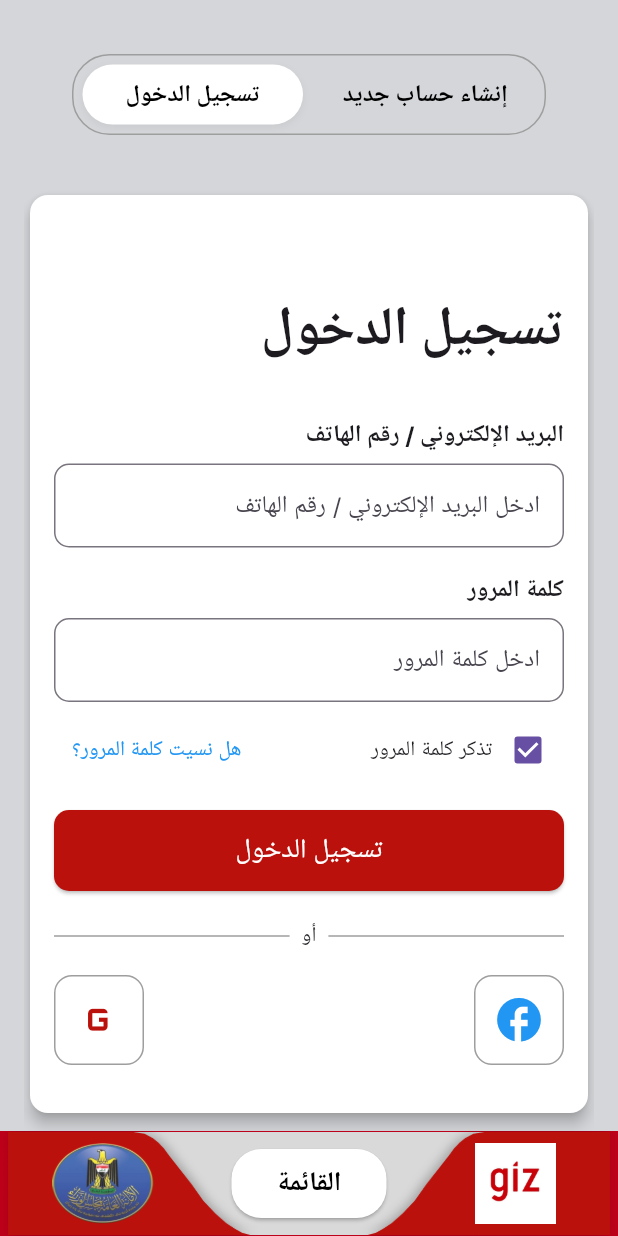
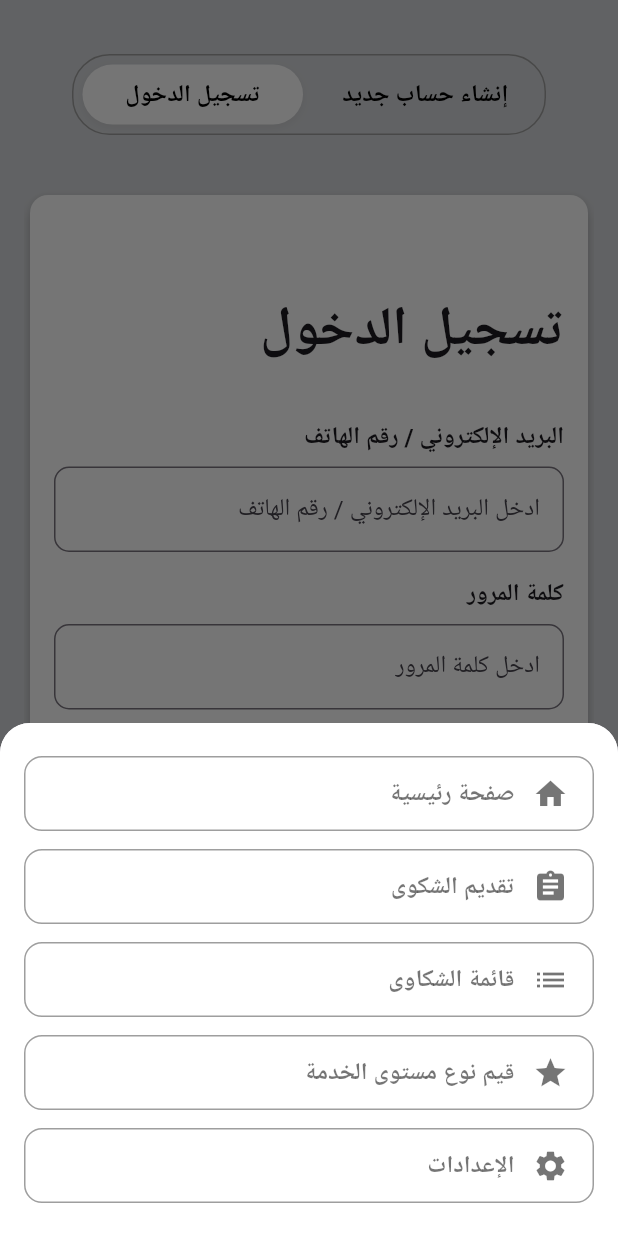
Before and after one commit to kziad551/Complatint-App, a Flutter app: the LoginPage screen opened directly, after a tap on "القائمة", on a phone screen of 412 x 824 dp. Run offline on Flutter 3.47's test engine with Material 3 defaults, Android fonts, the light colour scheme and no system bars; our stand-ins replace image_picker.

Commit message:
Bug fixes, add new pages

```diff
--- a/lib/screens/add_complaint_form.dart
+++ b/lib/screens/add_complaint_form.dart
@@ -1,4 +1,5 @@
 import 'package:flutter/material.dart';
+import '../widgets/footer_widget.dart';
 import 'complaint_list.dart'; // Import the ComplaintList page
 import 'package:image_picker/image_picker.dart';
 
@@ -139,6 +140,7 @@ class AddComplaintForm extends StatelessWidget {
             ),
           ),
         ),
+        bottomNavigationBar: const FooterWidget(currentPage: 'add_complaint_form'),
       ),
     );
   }
--- a/lib/screens/complaint_form.dart
+++ b/lib/screens/complaint_form.dart
@@ -1,5 +1,6 @@
 import 'package:flutter/material.dart';
-import 'complaint_form_cat.dart'; // Redirect to ComplaintFormCat
+import '../widgets/footer_widget.dart';
+import 'complaint_form_cat.dart';
 
 class ComplaintForm extends StatefulWidget {
   const ComplaintForm({Key? key}) : super(key: key);
@@ -144,6 +145,7 @@ class _ComplaintFormState extends State<ComplaintForm> {
             ),
           ),
         ),
+        bottomNavigationBar: const FooterWidget(currentPage: 'complaint_form'),
       ),
     );
   }
--- a/lib/screens/complaint_form_cat.dart
+++ b/lib/screens/complaint_form_cat.dart
@@ -1,4 +1,5 @@
 import 'package:flutter/material.dart';
+import '../widgets/footer_widget.dart';
 import 'add_complaint_form.dart';
 
 class ComplaintFormCat extends StatefulWidget {
@@ -99,6 +100,7 @@ class _ComplaintFormCatState extends State<ComplaintFormCat> {
             ),
           ),
         ),
+        bottomNavigationBar: const FooterWidget(currentPage: 'complaint_form_cat'),
       ),
     );
   }
--- a/lib/screens/login_page.dart
+++ b/lib/screens/login_page.dart
@@ -59,7 +59,7 @@ class _LoginPageState extends State<LoginPage> {
                 ),
               ),
               // Footer Widget
-              const FooterWidget(),
+              const FooterWidget(currentPage: 'login_page'),
             ],
           ),
         ),
--- a/lib/screens/reset_password_page.dart
+++ b/lib/screens/reset_password_page.dart
@@ -1,4 +1,5 @@
 import 'package:flutter/material.dart';
+import '../widgets/footer_widget.dart'; // Import FooterWidget
 
 class ResetPasswordPage extends StatefulWidget {
   const ResetPasswordPage({super.key});
@@ -165,6 +166,7 @@ class _ResetPasswordPageState extends State<ResetPasswordPage> {
             ),
           ),
         ),
+        bottomNavigationBar: const FooterWidget(currentPage: 'reset_password'),
       ),
     );
   }
--- a/lib/widgets/footer_widget.dart
+++ b/lib/widgets/footer_widget.dart
@@ -1,7 +1,10 @@
 import 'package:flutter/material.dart';
+import 'menu_widget.dart'; // Import the MenuWidget for the swipe-up menu
 
 class FooterWidget extends StatelessWidget {
-  const FooterWidget({super.key});
+  final String currentPage; // Add currentPage parameter to track active page
+
+  const FooterWidget({Key? key, required this.currentPage}) : super(key: key);
 
   @override
   Widget build(BuildContext context) {
@@ -12,10 +15,6 @@ class FooterWidget extends StatelessWidget {
           fit: BoxFit.cover,
         ),
         color: Color(0xFFBC0019),
-        // borderRadius: BorderRadius.only(
-        //   topLeft: Radius.circular(20),
-        //   topRight: Radius.circular(20),
-        // ),
       ),
       height: 70, // Adjust height as needed
       padding: const EdgeInsets.symmetric(vertical: 8, horizontal: 0),
@@ -28,7 +27,7 @@ class FooterWidget extends StatelessWidget {
             child: Container(
               alignment: Alignment.center,
               child: Image.asset(
-                'assets/images/logo_left.jpeg', // Ensure this logo exists
+                'assets/images/logo_left.jpeg',
                 height: 70, // Adjust logo size
               ),
             ),
@@ -41,7 +40,18 @@ class FooterWidget extends StatelessWidget {
               alignment: Alignment.center,
               child: ElevatedButton(
                 onPressed: () {
-                  // TODO: Handle button action
+                  // Show swipe-up menu
+                  showModalBottomSheet(
+                    context: context,
+                    shape: const RoundedRectangleBorder(
+                      borderRadius: BorderRadius.vertical(
+                        top: Radius.circular(20),
+                      ),
+                    ),
+                    builder: (BuildContext context) {
+                      return MenuWidget(currentPage: currentPage); // Pass currentPage
+                    },
+                  );
                 },
                 style: ElevatedButton.styleFrom(
                   backgroundColor: Colors.white, // Button background
@@ -70,7 +80,7 @@ class FooterWidget extends StatelessWidget {
             child: Container(
               alignment: Alignment.center,
               child: Image.asset(
-                'assets/images/app_logo.png', // Ensure this logo exists
+                'assets/images/app_logo.png',
                 height: 70, // Adjust logo size
               ),
             ),
--- /dev/null
+++ b/lib/widgets/menu_widget.dart
@@ -0,0 +1,120 @@
+import 'package:flutter/material.dart';
+import '../screens/home_page.dart';
+import '../screens/complaint_form.dart';
+import '../screens/complaint_list.dart';
+
+class MenuWidget extends StatelessWidget {
+  final String currentPage;
+
+  const MenuWidget({Key? key, required this.currentPage}) : super(key: key);
+
+  @override
+  Widget build(BuildContext context) {
+    return Container(
+      padding: const EdgeInsets.all(16.0),
+      decoration: const BoxDecoration(
+        color: Colors.white,
+        borderRadius: BorderRadius.vertical(
+          top: Radius.circular(20),
+        ),
+      ),
+      child: Column(
+        mainAxisSize: MainAxisSize.min, // Adjust height dynamically
+        children: [
+          _buildMenuRow(
+            context,
+            icon: Icons.home,
+            text: 'صفحة رئيسية',
+            isActive: currentPage == 'home_page',
+            onTap: () {
+              Navigator.pushReplacement(
+                context,
+                MaterialPageRoute(builder: (context) => const HomePage()),
+              );
+            },
+          ),
+          _buildMenuRow(
+            context,
+            icon: Icons.assignment,
+            text: 'تقديم الشكوى',
+            isActive: currentPage == 'complaint_form',
+            onTap: () {
+              Navigator.pushReplacement(
+                context,
+                MaterialPageRoute(builder: (context) => const ComplaintForm()),
+              );
+            },
+          ),
+          _buildMenuRow(
+            context,
+            icon: Icons.list,
+            text: 'قائمة الشكاوى',
+            isActive: currentPage == 'complaint_list',
+            onTap: () {
+              Navigator.pushReplacement(
+                context,
+                MaterialPageRoute(builder: (context) => const ComplaintList()),
+              );
+            },
+          ),
+          _buildMenuRow(
+            context,
+            icon: Icons.star,
+            text: 'قيم نوع مستوى الخدمة',
+            isActive: currentPage == 'rate_service',
+            onTap: () {
+              // TODO: Navigate to rating page
+            },
+          ),
+          _buildMenuRow(
+            context,
+            icon: Icons.settings,
+            text: 'الإعدادات',
+            isActive: currentPage == 'settings',
+            onTap: () {
+              // TODO: Navigate to settings page
+            },
+          ),
+        ],
+      ),
+    );
+  }
+
+  Widget _buildMenuRow(BuildContext context,
+      {required IconData icon,
+      required String text,
+      required bool isActive,
+      required VoidCallback onTap}) {
+    return GestureDetector(
+      onTap: onTap,
+      child: Container(
+        margin: const EdgeInsets.symmetric(vertical: 6.0), // Space between rows
+        padding: const EdgeInsets.symmetric(vertical: 12.0, horizontal: 16.0),
+        decoration: BoxDecoration(
+          color: isActive ? const Color(0xFFFB8282) : Colors.white,
+          border: Border.all(color: Colors.grey),
+          borderRadius: BorderRadius.circular(12.0),
+        ),
+        child: Row(
+          mainAxisAlignment: MainAxisAlignment.end, // Align to the right
+          children: [
+            Text(
+              text,
+              style: const TextStyle(
+                fontSize: 16,
+                fontWeight: FontWeight.bold,
+                color: Colors.black54,
+              ),
+            ),
+            const SizedBox(width: 12),
+            Icon(
+              icon,
+              color: Colors.black54,
+              size: 24,
+            ),
+          ],
+        ),
+      ),
+    );
+  }
+}
```
Also changed, not shown: lib/main.dart (+13 -20 lines), lib/screens/complaint_list.dart (+33 -8 lines), lib/screens/complaint_list_details.dart (added, +175 -0 lines), lib/screens/home_page.dart (+5 -11 lines).
